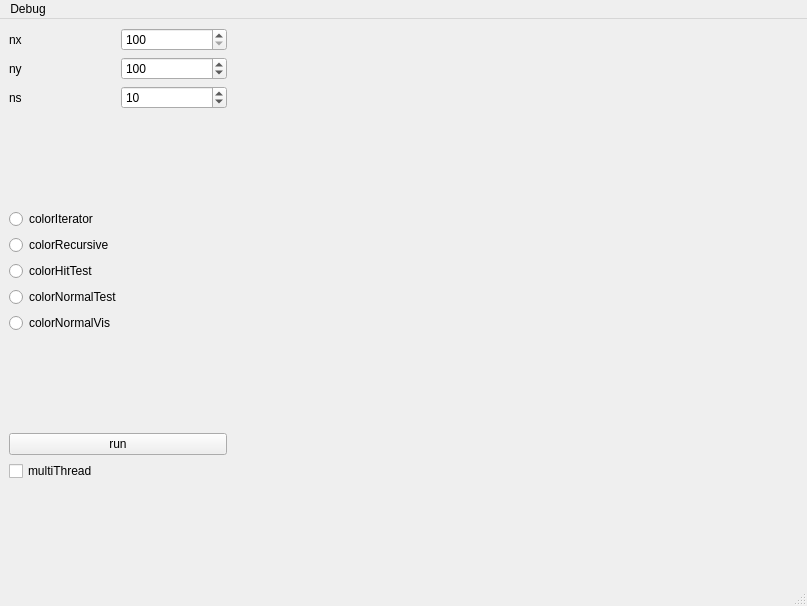
This is mainwindow.ui in newMember1/toyPBRT as Qt 5 draws it before an edit. The edited form follows.
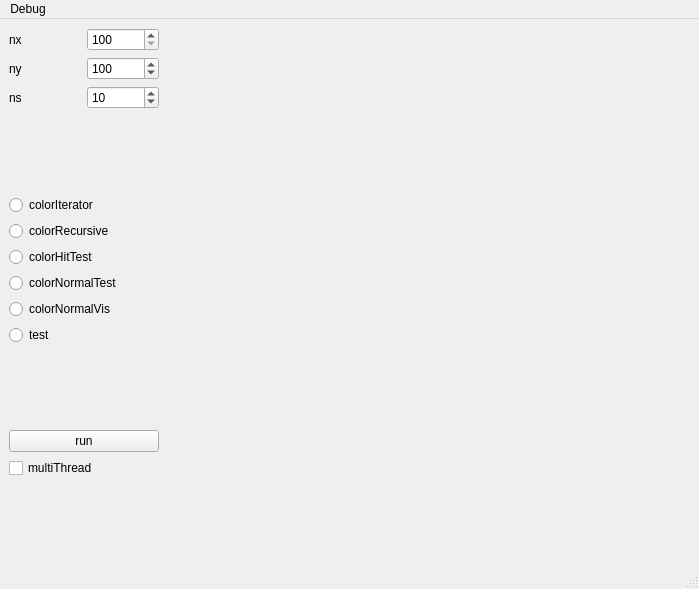
This is the edited form.

Commit message: add-test-color-func

```diff
--- a/mainwindow.ui
+++ b/mainwindow.ui
@@ -6,8 +6,8 @@
    <rect>
     <x>0</x>
     <y>0</y>
-    <width>807</width>
-    <height>606</height>
+    <width>699</width>
+    <height>589</height>
    </rect>
   </property>
   <property name="sizePolicy">
@@ -23,10 +23,49 @@
    <property name="autoFillBackground">
     <bool>false</bool>
    </property>
-   <layout class="QHBoxLayout" name="horizontalLayout_5" stretch="1,2">
-    <item>
-     <layout class="QHBoxLayout" name="horizontalLayout_4" stretch="5,1">
-      <item>
+   <layout class="QGridLayout" name="gridLayout" columnstretch="2,1,6">
+    <item row="0" column="1">
+     <spacer name="horizontalSpacer">
+      <property name="orientation">
+       <enum>Qt::Horizontal</enum>
+      </property>
+      <property name="sizeHint" stdset="0">
+       <size>
+        <width>201</width>
+        <height>493</height>
+       </size>
+      </property>
+     </spacer>
+    </item>
+    <item row="0" column="2">
+     <widget class="QLabel" name="imageLabel">
+      <property name="sizePolicy">
+       <sizepolicy hsizetype="Expanding" vsizetype="Expanding">
+        <horstretch>0</horstretch>
+        <verstretch>0</verstretch>
+       </sizepolicy>
+      </property>
+      <property name="minimumSize">
+       <size>
+        <width>400</width>
+        <height>400</height>
+       </size>
+      </property>
+      <property name="autoFillBackground">
+       <bool>true</bool>
+      </property>
+      <property name="text">
+       <string/>
+      </property>
+      <property name="scaledContents">
+       <bool>true</bool>
+      </property>
+      <property name="alignment">
+       <set>Qt::AlignCenter</set>
+      </property>
+     </widget>
+    </item>
+    <item row="0" column="0">
        <layout class="QVBoxLayout" name="verticalLayout">
         <item>
          <layout class="QHBoxLayout" name="horizontalLayout_3">
@@ -153,6 +192,13 @@
             </property>
            </widget>
           </item>
+        <item>
+         <widget class="QRadioButton" name="test">
+          <property name="text">
+           <string>test</string>
+          </property>
+         </widget>
+        </item>
          </layout>
         </item>
         <item>
@@ -200,49 +246,6 @@
         </item>
        </layout>
       </item>
-      <item>
-       <spacer name="horizontalSpacer">
-        <property name="orientation">
-         <enum>Qt::Horizontal</enum>
-        </property>
-        <property name="sizeHint" stdset="0">
-         <size>
-          <width>40</width>
-          <height>20</height>
-         </size>
-        </property>
-       </spacer>
-      </item>
-     </layout>
-    </item>
-    <item>
-     <widget class="QLabel" name="imageLabel">
-      <property name="sizePolicy">
-       <sizepolicy hsizetype="Expanding" vsizetype="Expanding">
-        <horstretch>0</horstretch>
-        <verstretch>0</verstretch>
-       </sizepolicy>
-      </property>
-      <property name="minimumSize">
-       <size>
-        <width>400</width>
-        <height>400</height>
-       </size>
-      </property>
-      <property name="autoFillBackground">
-       <bool>true</bool>
-      </property>
-      <property name="text">
-       <string/>
-      </property>
-      <property name="scaledContents">
-       <bool>true</bool>
-      </property>
-      <property name="alignment">
-       <set>Qt::AlignCenter</set>
-      </property>
-     </widget>
-    </item>
    </layout>
   </widget>
   <widget class="QMenuBar" name="menubar">
@@ -250,7 +253,7 @@
     <rect>
      <x>0</x>
      <y>0</y>
-     <width>807</width>
+     <width>699</width>
      <height>26</height>
     </rect>
    </property>
```
Lines whose indentation alone changed are shown as unchanged. The commit also changes 12 other files.
